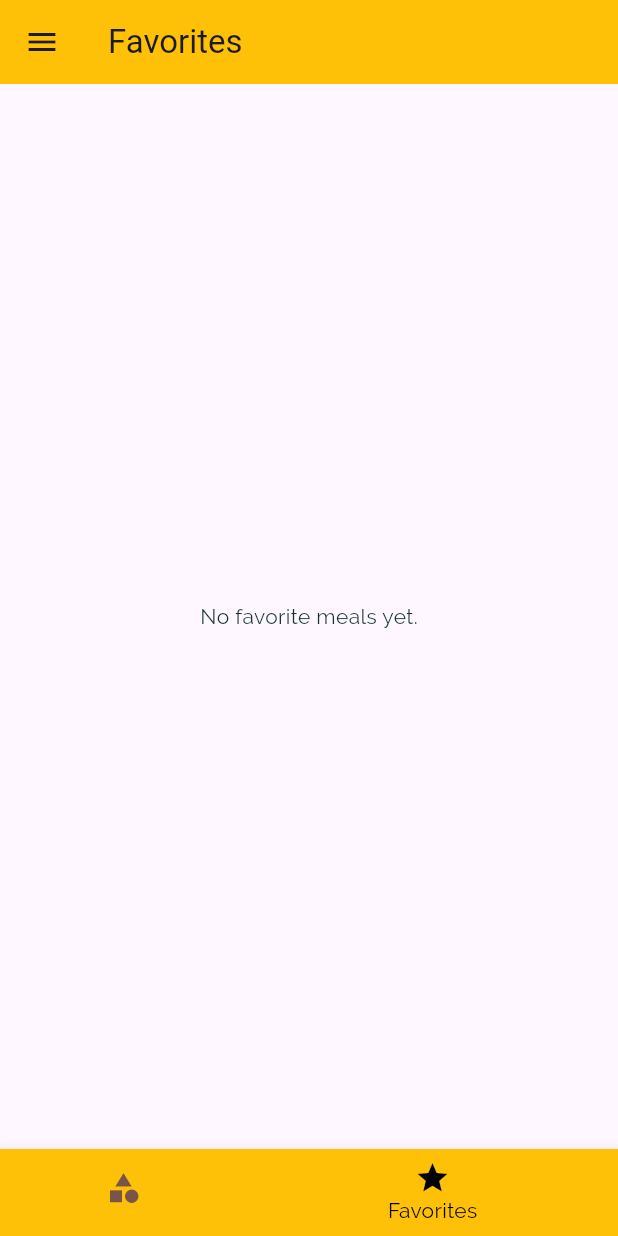
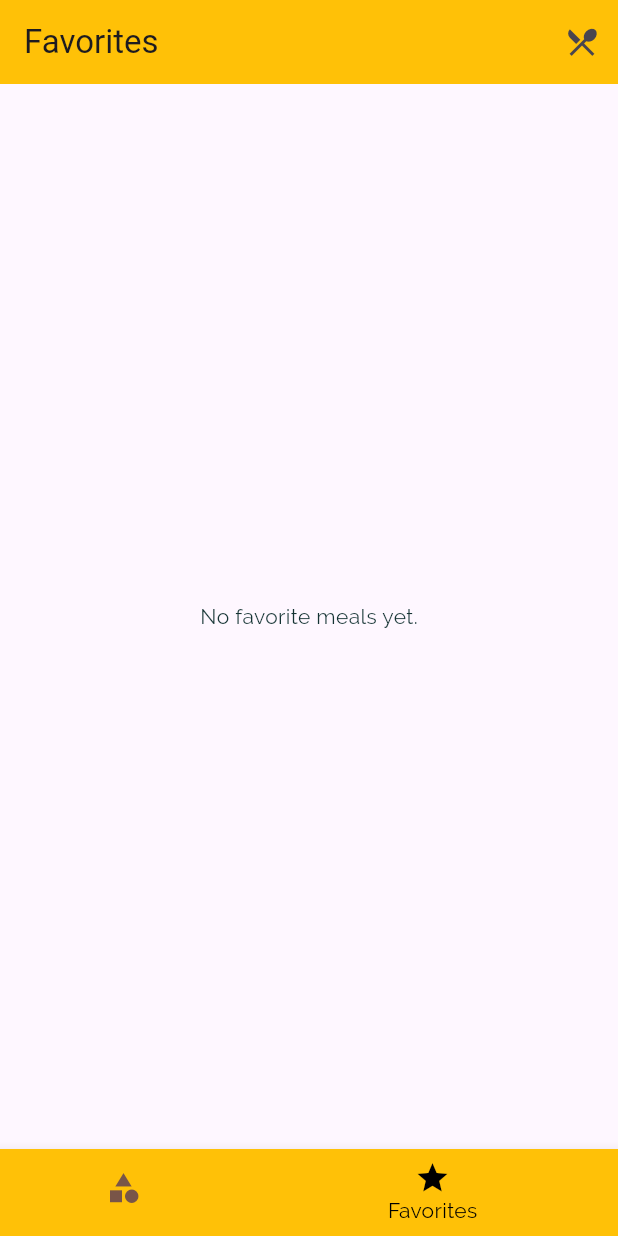
Before and after one commit to emmaephrim/DishDiscover, a Flutter app: the screen it shows after launch, item 2 of the bottom bar chosen, on a phone screen of 412 x 824 dp. Run offline on Flutter 3.47's test engine with Material 3 defaults, Android fonts, the phone set to English and light mode, and no system bars; our stand-ins replace flutter_riverpod.

Commit message:
feat: drawer changed to endrawer with drawer icon customized

```diff
--- a/lib/screen/tabs_screen.dart
+++ b/lib/screen/tabs_screen.dart
@@ -29,6 +29,14 @@ class _TabsScreenState extends State<TabsScreen> {
     return Scaffold(
       appBar: AppBar(
         title: Text(_pages[_selectedPageIndex]['title'] as String),
+        actions: [
+          Builder(
+            builder: (context) => IconButton(
+              onPressed: () => Scaffold.of(context).openEndDrawer(),
+              icon: Icon(Icons.restaurant_menu),
+            ),
+          ),
+        ],
       ),
       body: _pages[_selectedPageIndex]['page'] as Widget,
       bottomNavigationBar: BottomNavigationBar(
@@ -50,7 +58,7 @@ class _TabsScreenState extends State<TabsScreen> {
           ),
         ],
       ),
-      drawer: MainDrawer(),
+      endDrawer: MainDrawer(),
     );
   }
 }
```
